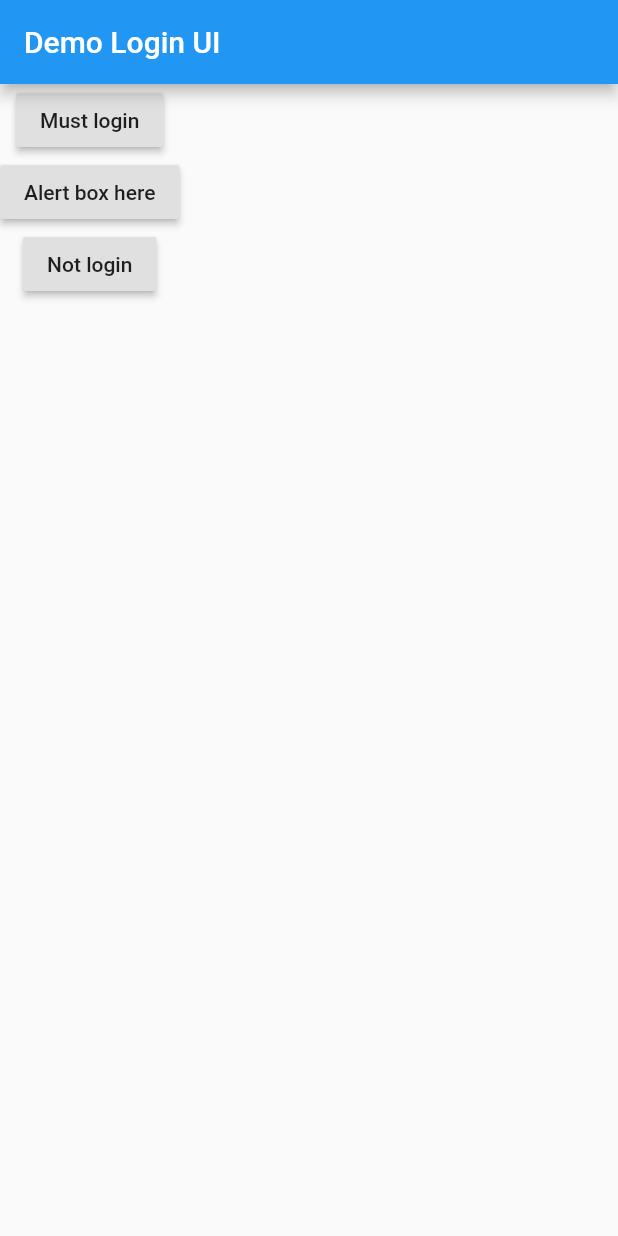
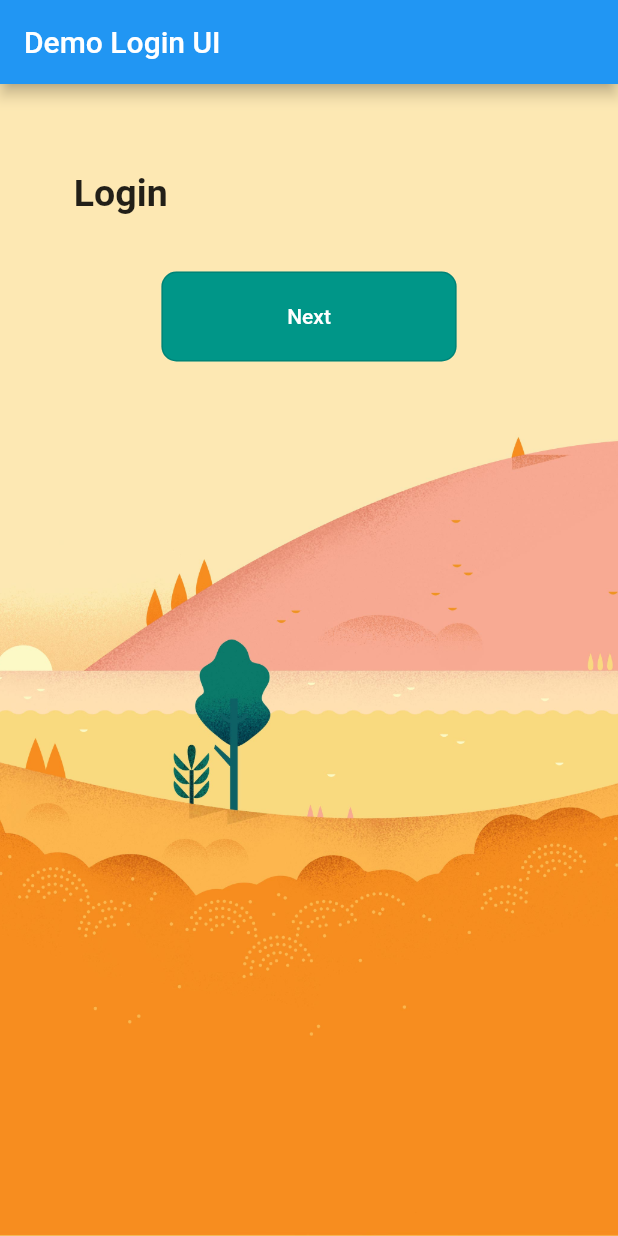
Before and after one commit to flyingdragon-codelab/com.digital.art, a Flutter app: the screen it shows after launch, on a phone screen of 412 x 824 dp. Run offline on Flutter 3.47's test engine with Material 2 defaults, Android fonts, the phone set to English and light mode, and no system bars; our stand-ins replace firebase_auth, firebase_core; accounts and stored records are empty.

Commit message:
Update main.dart

```diff
--- a/lib/main.dart
+++ b/lib/main.dart
@@ -1,5 +1,6 @@
 import 'package:firebase_core/firebase_core.dart';
 import 'package:firebase_auth/firebase_auth.dart';
+import 'package:flutter/cupertino.dart';
 import 'package:flutter/material.dart';
 import 'package:http/http.dart';
 
@@ -33,50 +34,62 @@ class LandingPageState extends State<LandingPage> {
         title: Text('Demo Login UI'),
         automaticallyImplyLeading: false,
       ),
-      body: Column(
+      body: Container(
+        decoration: BoxDecoration(
+          image: DecorationImage(
+            image: AssetImage((user == null ? 'assets/bkg_08_august.jpg' : 'assets/bkg_12_december.jpg')),
+            fit: BoxFit.cover,
+          )
+        ),
+          height: height,
+          width: width,
+          child: SingleChildScrollView(
+            child: Column(
+              mainAxisAlignment: MainAxisAlignment.center,
               children: [
                 Container(
-            child: RaisedButton(
-              child: Text('' + (user == null ? 'Must login' : 'userID: ' + user.uid) ),
-              onPressed: () {
-                Navigator.of(context).push(MaterialPageRoute(builder: (context)=>SignInPage()));
+                  padding: EdgeInsets.fromLTRB(0, 50, 0, 0),
+                    width: width * 0.8,
+                    child: Column(
+                        children: [
+                          Padding(
+                            padding: const EdgeInsets.all(8.0),
+                            child: Row(
+                              mainAxisAlignment: MainAxisAlignment.start,
+                              children: [
+                                Text((user == null ? 'Login' : 'Hi User') ,style: TextStyle(fontSize: 25.0,fontWeight: FontWeight.bold),),
+                              ],
+                            ),
+                          ),
+                          SizedBox(height: 30.0,),
+                          OutlinedButton(
+                            child: Container(
+                              width: width * 0.4,
+                              height: 60,
+                              child: Center(
+                                  child: Text((user == null ? 'Next' : 'Logout') )
+                              ),
+                            ),
+                            style: OutlinedButton.styleFrom(
+                              primary: Colors.white,
+                              backgroundColor: Colors.teal,
+                              shape: const RoundedRectangleBorder(borderRadius: BorderRadius.all(Radius.circular(10))),
+                            ),
+                            onPressed: () async {
+                              (user == null)
+                                  ? {Navigator.of(context).push(MaterialPageRoute(builder: (context)=>SignInPage()))}
+                                  : {await FirebaseAuth.instance.signOut(), setState(() {}), };
                             },
                           ),
+                          Container(
+                            height: 50,
                           ),
-          Container(
-            child: RaisedButton(
-              child: Text('Alert box here'),
-              onPressed: () {
-                showDialog(
-                  context: context,
-                  builder: (BuildContext context) {
-                    return AlertDialog(
-                      title: new Text("Alert!!"),
-                      content: new Text("You are awesome!"),
-                      actions: <Widget>[
-                        new FlatButton(
-                          child: new Text("OK"),
-                          onPressed: () {
-                            Navigator.of(context).pop();
-                          },
+                        ]
+                    )
                 ),
               ],
-                    );
-                  },
-                );
-              },
             ),
-          ),
-          Container(
-            child: RaisedButton(
-              child: Text('' + (user == null ? 'Not login' : 'Log out') ),
-              onPressed: () async {
-                await FirebaseAuth.instance.signOut();
-                setState(() {});
-              },
-            ),
-          ),
-        ],
+          )
       ),
     );
   }
@@ -102,7 +115,7 @@ class SignInPageState extends State<SignInPage> {
     return Scaffold(
       appBar: AppBar(
         title: Text('Demo Login UI'),
-        automaticallyImplyLeading: false,
+      //  automaticallyImplyLeading: false,
       ),
       body: Container(
           height: height,
@@ -220,7 +233,7 @@ class SignInPageState extends State<SignInPage> {
                           ),
                         ]
                     )
-                )
+                ),
               ],
             ),
           )
@@ -228,6 +241,7 @@ class SignInPageState extends State<SignInPage> {
     );
   }
 }
+
 
 
 
```
Lines whose indentation alone changed are shown as unchanged.
